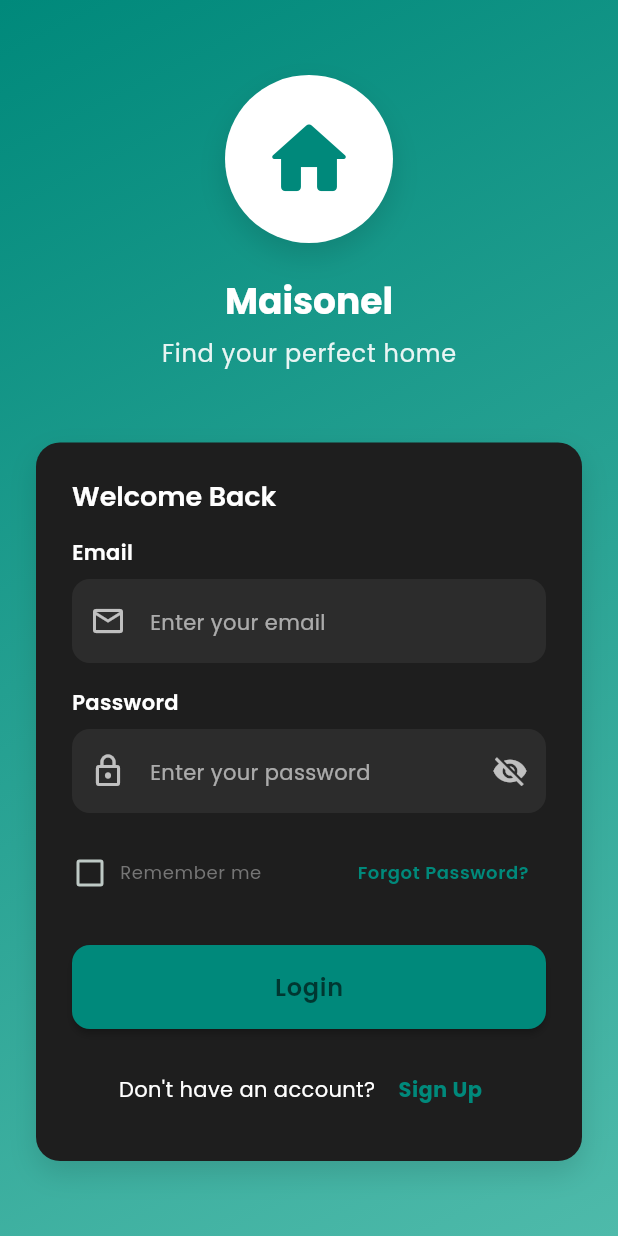
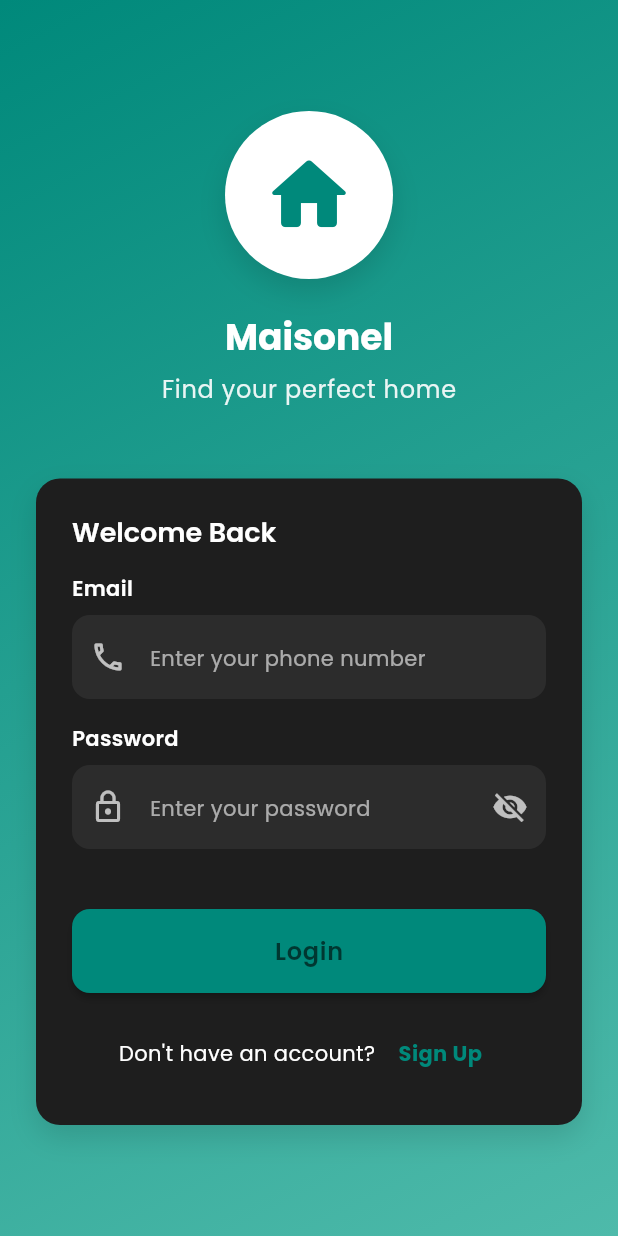
Before and after one commit to FaressYT/Maisonel, a Flutter app: the screen it shows after launch, on a phone screen of 412 x 824 dp. Run offline on Flutter 3.47's test engine with Material 3 defaults, Android fonts, the phone set to English and light mode, and no system bars; our stand-ins replace google_fonts.

Commit message:
modified:   lib/screens/account/account_screen.dart 	modified:   lib/screens/auth/login_screen.dart 	modified:   lib/screens/listings/my_listings_screen.dart

```diff
--- a/lib/screens/account/account_screen.dart
+++ b/lib/screens/account/account_screen.dart
@@ -185,7 +185,7 @@ class _AccountScreenState extends State<AccountScreen> {
                             onChanged: (value) {
                               ThemeController.instance.toggleTheme();
                             },
-                            activeColor: AppColors.primary,
+                            activeThumbColor: AppColors.primary,
                           );
                         },
                       ),
--- a/lib/screens/auth/login_screen.dart
+++ b/lib/screens/auth/login_screen.dart
@@ -16,7 +16,6 @@ class _LoginScreenState extends State<LoginScreen> {
   final _formKey = GlobalKey<FormState>();
   final _emailController = TextEditingController();
   final _passwordController = TextEditingController();
-  bool _rememberMe = false;
   bool _isLoading = false;
 
   @override
@@ -111,16 +110,16 @@ class _LoginScreenState extends State<LoginScreen> {
                           // Email Field
                           CustomTextField(
                             label: 'Email',
-                            hint: 'Enter your email',
-                            type: TextFieldType.email,
+                            hint: 'Enter your phone number',
+                            type: TextFieldType.phone,
                             controller: _emailController,
-                            prefixIcon: Icons.email_outlined,
+                            prefixIcon: Icons.phone_outlined,
                             validator: (value) {
                               if (value == null || value.isEmpty) {
-                                return 'Please enter your email';
+                                return 'Please enter your phone number';
                               }
-                              if (!value.contains('@')) {
-                                return 'Please enter a valid email';
+                              if (value.length < 9) {
+                                return 'Please enter a valid phone number';
                               }
                               return null;
                             },
@@ -147,49 +146,6 @@ class _LoginScreenState extends State<LoginScreen> {
                           // Remember Me and Forgot Password
                           Row(
                             mainAxisAlignment: MainAxisAlignment.spaceBetween,
-                            children: [
-                              Row(
-                                children: [
-                                  SizedBox(
-                                    height: 24,
-                                    width: 24,
-                                    child: Checkbox(
-                                      value: _rememberMe,
-                                      onChanged: (value) {
-                                        setState(() {
-                                          _rememberMe = value ?? false;
-                                        });
-                                      },
-                                      activeColor: Theme.of(
-                                        context,
-                                      ).colorScheme.primary,
-                                    ),
-                                  ),
-                                  const SizedBox(width: AppSpacing.sm),
-                                  Text(
-                                    'Remember me',
-                                    style: Theme.of(
-                                      context,
-                                    ).textTheme.bodySmall,
-                                  ),
-                                ],
-                              ),
-                              TextButton(
-                                onPressed: () {
-                                  // TODO: Implement forgot password
-                                },
-                                child: Text(
-                                  'Forgot Password?',
-                                  style: Theme.of(context).textTheme.bodySmall
-                                      ?.copyWith(
-                                        color: Theme.of(
-                                          context,
-                                        ).colorScheme.primary,
-                                        fontWeight: FontWeight.w600,
-                                      ),
-                                ),
-                              ),
-                            ],
                           ),
                           const SizedBox(height: AppSpacing.lg),
                           // Login Button
--- a/lib/screens/listings/my_listings_screen.dart
+++ b/lib/screens/listings/my_listings_screen.dart
@@ -193,7 +193,7 @@ class _MyListingsScreenState extends State<MyListingsScreen> {
                       ),
                     );
                   },
-                  activeColor: Colors.green, // Fallback for success
+                  activeThumbColor: Colors.green, // Fallback for success
                 ),
               ],
             ),
```
